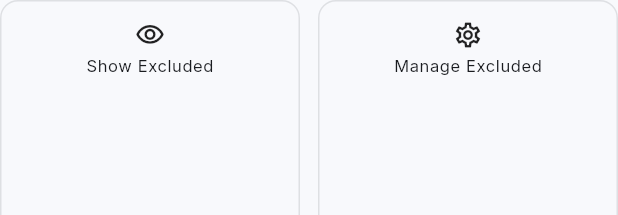
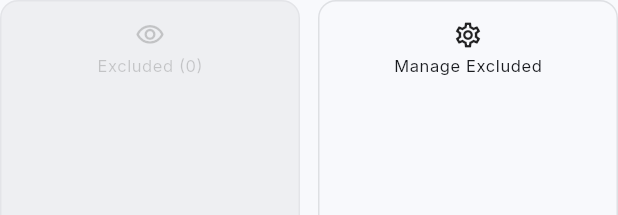
Before and after one commit to abdullahbokl/word-flow, a Flutter app: the ExcludedWordsShortcut widget shown alone on an empty page, opened directly, on a phone screen of 412 x 824 dp. Shown: the top 215 px of the screen. Run offline on Flutter 3.47's test engine with Material 3 defaults, Android fonts, the phone set to English and light mode, and no system bars; our stand-ins replace drift, equatable, file_picker, flutter_animate, flutter_bloc, fpdart and 9 more; missing offline and left inert: dart:ffi, googleapis, sqlite3; accounts and stored records are empty; generated files the repository leaves out were written again.

Commit message:
refactor: centralize default excluded words, improve UI text handling, and standardize snackbar notifications

```diff
--- a/lib/core/widgets/stat_card.dart
+++ b/lib/core/widgets/stat_card.dart
@@ -43,7 +43,7 @@ class StatCard extends StatelessWidget {
             Padding(
               padding: const EdgeInsets.symmetric(
                 vertical: AppTokens.space16,
-                horizontal: AppTokens.space24,
+                horizontal: AppTokens.space12,
               ),
               child: Column(
                 mainAxisSize: MainAxisSize.min,
@@ -57,6 +57,8 @@ class StatCard extends StatelessWidget {
                       letterSpacing: 0.5,
                       fontSize: 11,
                     ),
+                    maxLines: 1,
+                    overflow: TextOverflow.ellipsis,
                   ),
                   const SizedBox(height: AppTokens.space8),
                   Text(
@@ -66,6 +68,8 @@ class StatCard extends StatelessWidget {
                       fontWeight: FontWeight.w800,
                       letterSpacing: -1,
                     ),
+                    maxLines: 1,
+                    overflow: TextOverflow.ellipsis,
                   ),
                 ],
               ),
--- a/lib/features/lexicon/presentation/blocs/lexicon/lexicon_bloc.dart
+++ b/lib/features/lexicon/presentation/blocs/lexicon/lexicon_bloc.dart
@@ -48,8 +48,13 @@ class LexiconBloc extends Bloc<LexiconEvent, LexiconState> {
     on<LexiconErrorReceived>(_onErrorReceived);
     on<ToggleWordStatusEvent>(_onToggleStatus);
     on<DeleteWordEvent>(_onDelete);
-    on<AddWordManuallyEvent>(
-        (e, _) => _addWordManually(AddWordCommand(text: e.word)).run());
+    on<AddWordManuallyEvent>((e, emit) async {
+      final res = await _addWordManually(AddWordCommand(text: e.word)).run();
+      res.fold(
+        (f) => add(LexiconEvent.errorReceived(f.message)),
+        (_) => add(const LoadLexicon()),
+      );
+    });
     on<SearchLexicon>(
         (e, emit) => _onFetch(emit: emit, query: e.query));
     on<FilterLexicon>(
--- a/lib/features/settings/presentation/pages/settings_page.dart
+++ b/lib/features/settings/presentation/pages/settings_page.dart
@@ -2,6 +2,7 @@ import 'package:flutter/material.dart';
 import 'package:flutter_bloc/flutter_bloc.dart';
 import 'package:lexitrack/core/constants/app_dimensions.dart';
 import 'package:lexitrack/core/theme/theme_cubit.dart';
+import 'package:lexitrack/core/utils/ui_utils.dart';
 import 'package:lexitrack/core/widgets/app_text.dart';
 import 'package:lexitrack/core/widgets/page_header.dart';
 import 'package:lexitrack/features/excluded_words/presentation/pages/excluded_words_screen.dart';
@@ -21,8 +22,9 @@ class SettingsPage extends StatelessWidget {
             child: BlocListener<BackupBloc, BackupState>(
               listener: (context, state) {
                 if (state.message != null) {
-                  ScaffoldMessenger.of(context).showSnackBar(
-                    SnackBar(content: AppText.body(state.message!)),
+                  AppUIUtils.showSnackBar(
+                    context,
+                    message: state.message!,
                   );
                 }
               },
--- a/lib/features/text_analyzer/presentation/widgets/excluded_words_shortcut.dart
+++ b/lib/features/text_analyzer/presentation/widgets/excluded_words_shortcut.dart
@@ -21,8 +21,10 @@ class ExcludedWordsShortcut extends StatelessWidget {
         Expanded(
           child: _ShortcutButton(
             icon: Icons.visibility_outlined,
-            label: 'Show Excluded',
-            onTap: () => _showExcludedWordsBottomSheet(context),
+            label: 'Excluded (${excludedWords.length})',
+            onTap: excludedWords.isEmpty
+                ? null
+                : () => _showExcludedWordsBottomSheet(context),
           ),
         ),
         const SizedBox(width: 12),
@@ -82,25 +84,37 @@ class _ShortcutButton extends StatelessWidget {
 
   final IconData icon;
   final String label;
-  final VoidCallback onTap;
+  final VoidCallback? onTap;
 
   @override
   Widget build(BuildContext context) {
+    final theme = Theme.of(context);
+    final isDisabled = onTap == null;
+
     return InkWell(
       onTap: onTap,
       borderRadius: BorderRadius.circular(12),
+      child: Opacity(
+        opacity: isDisabled ? 0.5 : 1.0,
         child: Container(
           padding: const EdgeInsets.all(12),
           decoration: BoxDecoration(
-          border: Border.all(color: Theme.of(context).dividerColor.withAlpha(50)),
+            border: Border.all(color: theme.dividerColor.withAlpha(50)),
             borderRadius: BorderRadius.circular(12),
+            color: isDisabled ? theme.disabledColor.withAlpha(20) : null,
           ),
           child: Column(
             children: [
-            Icon(icon, size: 20),
+              Icon(icon, size: 20, color: isDisabled ? theme.disabledColor : null),
               const SizedBox(height: 4),
-            AppText.caption(label),
+              AppText.caption(
+                label,
+                color: isDisabled ? theme.disabledColor : null,
+                maxLines: 1,
+                overflow: TextOverflow.ellipsis,
+              ),
             ],
+          ),
         ),
       ),
     );
```
Also changed, not shown: lib/core/constants/default_excluded_words.dart (added, +14 -0 lines), lib/features/excluded_words/data/repositories/excluded_words_repository_impl.dart (+2 -10 lines), lib/features/lexicon/presentation/widgets/words_sliver_list.dart (+8 -11 lines), lib/features/text_analyzer/data/datasources/analyzer_local_ds_impl.dart (+24 -4 lines), lib/features/text_analyzer/presentation/pages/analyzer_page.dart (+12 -5 lines), lib/features/text_analyzer/presentation/widgets/comprehension_card.dart (+7 -3 lines). Lines whose indentation alone changed are shown as unchanged.
